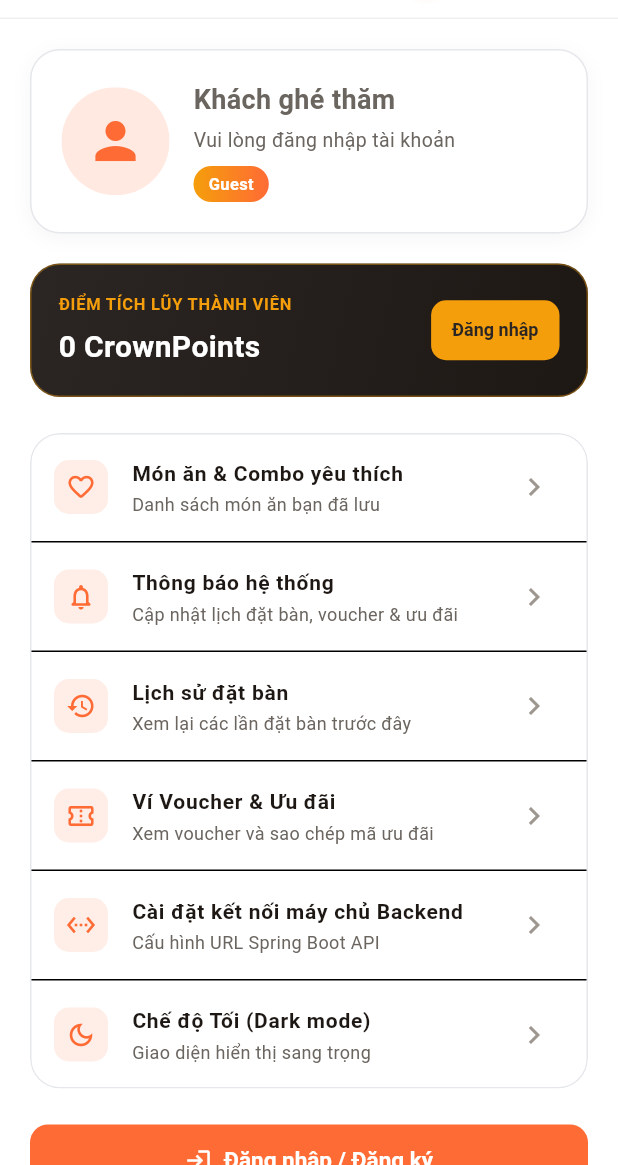
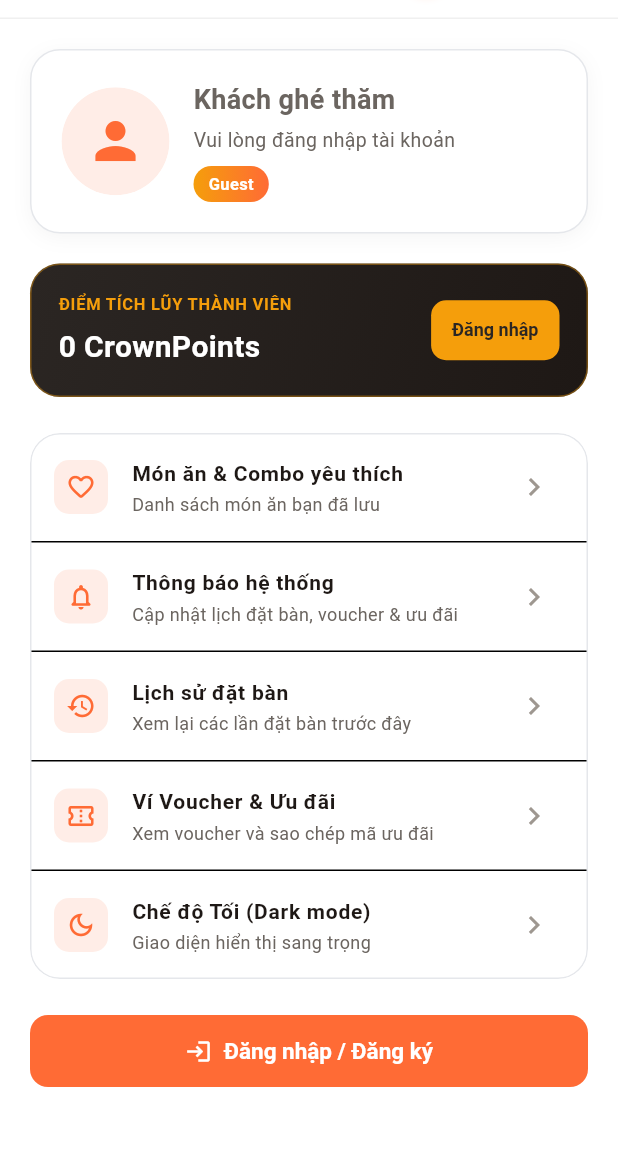
Before and after one commit to LeTranBaoPhuc/CrownDine-App, a Flutter app: the ProfileScreen screen opened directly, on a phone screen of 412 x 824 dp, the part 71-1236 px from its top. Run offline on Flutter 3.47's test engine with Material 3 defaults, Android fonts, the phone set to English and light mode, and no system bars; our stand-ins replace dio, flutter_riverpod, google_fonts, google_sign_in, image_picker, shared_preferences and 1 more; accounts and stored records are empty; network calls fail.

Commit message:
refactor(profile): remove backend server config tile and replace dummy unsplash avatar with default user icon

```diff
--- a/lib/presentation/screens/customer/profile/profile_screen.dart
+++ b/lib/presentation/screens/customer/profile/profile_screen.dart
@@ -6,7 +6,6 @@ import '../../../../providers/notification_provider.dart';
 import '../../../../providers/theme_provider.dart';
 import '../../../widgets/crown_app_bar.dart';
 import '../../auth/login_screen.dart';
-import '../../settings/server_config_screen.dart';
 import '../customer_main_screen.dart';
 import 'change_password_dialog.dart';
 import 'edit_profile_screen.dart';
@@ -23,6 +22,7 @@ class ProfileScreen extends ConsumerWidget {
   Widget build(BuildContext context, WidgetRef ref) {
     final authState = ref.watch(authProvider);
     final user = authState.user;
+    final avatarUrl = user?.avatarUrl;
     final notifState = ref.watch(notificationProvider);
     final theme = Theme.of(context);
     final isDark = theme.brightness == Brightness.dark;
@@ -56,8 +56,9 @@ class ProfileScreen extends ConsumerWidget {
               child: Row(
                 children: [
                   ClipOval(
-                    child: Image.network(
-                      user?.avatarUrl ?? 'https://images.unsplash.com/photo-1535713875002-d1d0cf377fde?w=400&q=80',
+                    child: (avatarUrl != null && avatarUrl.trim().isNotEmpty)
+                        ? Image.network(
+                            avatarUrl,
                             width: 72,
                             height: 72,
                             fit: BoxFit.cover,
@@ -67,6 +68,15 @@ class ProfileScreen extends ConsumerWidget {
                               color: AppColors.primary.withValues(alpha: 0.15),
                               child: const Icon(Icons.person, size: 40, color: AppColors.primary),
                             ),
+                          )
+                        : Container(
+                            width: 72,
+                            height: 72,
+                            decoration: BoxDecoration(
+                              color: AppColors.primary.withValues(alpha: 0.12),
+                              shape: BoxShape.circle,
+                            ),
+                            child: const Icon(Icons.person, size: 40, color: AppColors.primary),
                           ),
                   ),
                   const SizedBox(width: 16),
@@ -246,15 +256,7 @@ class ProfileScreen extends ConsumerWidget {
                       );
                     },
                   ),
-                  const Divider(height: 1),
-                  _buildListTile(
-                    icon: Icons.settings_ethernet,
-                    title: 'Cài đặt kết nối máy chủ Backend',
-                    subtitle: 'Cấu hình URL Spring Boot API',
-                    onTap: () {
-                      Navigator.push(context, MaterialPageRoute(builder: (_) => const ServerConfigScreen()));
-                    },
-                  ),
+
                   const Divider(height: 1),
                   _buildListTile(
                     icon: isDark ? Icons.light_mode_outlined : Icons.dark_mode_outlined,
```
Also changed, not shown: lib/presentation/screens/customer/profile/edit_profile_screen.dart (+15 -4 lines). Lines whose indentation alone changed are shown as unchanged.
